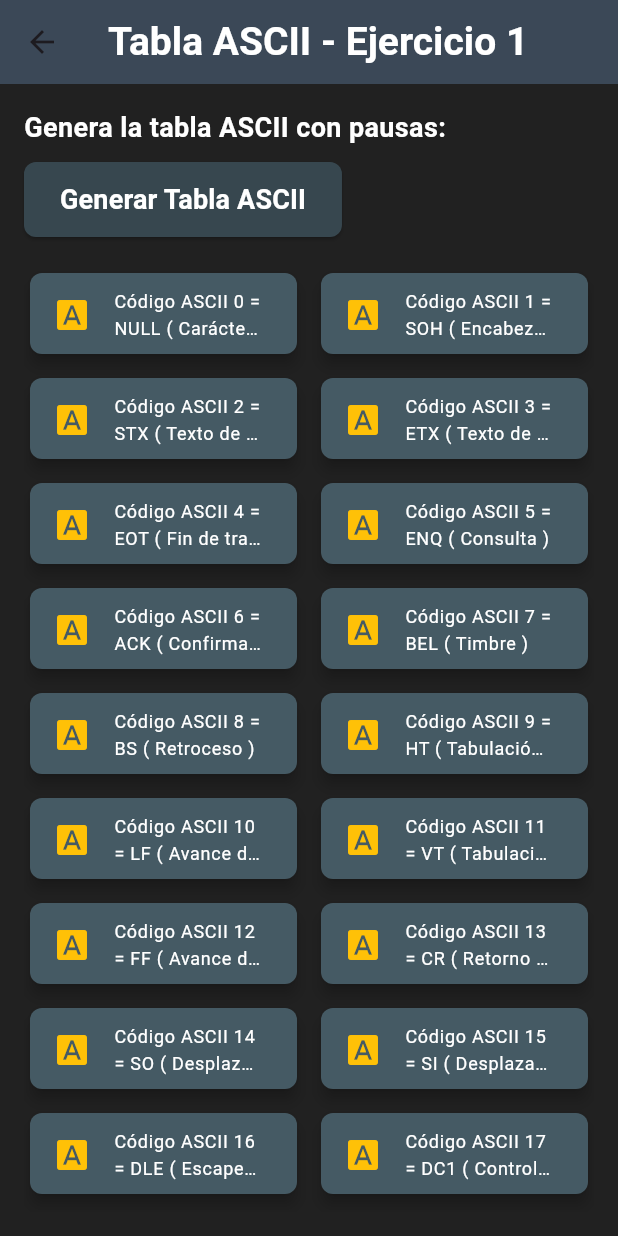
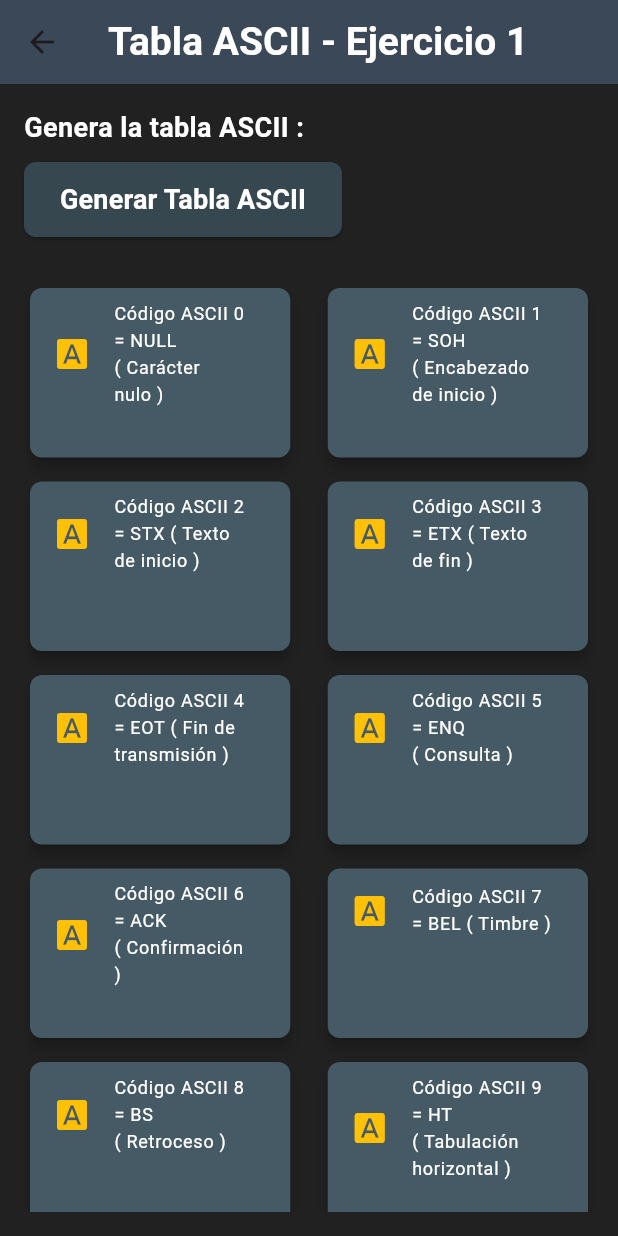
Before and after one commit to Alex-Trejo/Tarea_1.2_Moviles_Desarrollo_de_una_aplicaci-n_m-vil_de_controles_b-sicos, a Flutter app: the Ejercicio1Page screen opened directly, after a tap on "Generar Tabla ASCII", on a phone screen of 412 x 824 dp. Run offline on Flutter 3.47's test engine with Material 3 defaults, Android fonts, the phone set to English and light mode, and no system bars.

Commit message:
Ejercicio 1 v 1.0.1

```diff
--- a/tarea_moviles_controles_basicos/lib/logica/logica_ejercicio1_ascii.dart
+++ b/tarea_moviles_controles_basicos/lib/logica/logica_ejercicio1_ascii.dart
@@ -255,22 +255,20 @@ List<String> generarTablaASCIIConPausa() {
     254: "■ Cuadrado",
     255: "NBSP ( Espacio sin separación )",
 
-    // ... puedes seguir agregando los demás códigos aquí
+
   };
 
   for (int n = 0; n <= 255; n++) {
     if (asciiMap.containsKey(n)) {
-      // Agregar el código y su descripción
+
       tablaASCII.add('Código ASCII $n = ${asciiMap[n]}');
     } else {
-      // Si no tiene descripción en el mapa, agregar solo el valor
+
       tablaASCII.add('Código ASCII $n = ${String.fromCharCode(n)}');
     }
 
-    // Verificar si es necesario pausar después de cada 23 caracteres
-    if (n % 23 == 0 && n != 0) {
-      tablaASCII.add('Pausa'); // Indicador para pausar
-    }
+
+
   }
 
   return tablaASCII;
--- a/tarea_moviles_controles_basicos/lib/pages/ejercicio_1_page.dart
+++ b/tarea_moviles_controles_basicos/lib/pages/ejercicio_1_page.dart
@@ -62,7 +62,7 @@ class _Ejercicio1PageState extends State<Ejercicio1Page> {
           crossAxisAlignment: CrossAxisAlignment.start,
           children: [
             const Text(
-              'Genera la tabla ASCII con pausas:',
+              'Genera la tabla ASCII :',
               style: TextStyle(
                 fontSize: 18,
                 fontWeight: FontWeight.bold,
@@ -88,7 +88,7 @@ class _Ejercicio1PageState extends State<Ejercicio1Page> {
                 ),
               ),
             ),
-            const SizedBox(height: 20),
+            const SizedBox(height: 30),
             _isLoading
                 ? const Center(child: CircularProgressIndicator()) // Mostrar carga mientras se genera
                 : _errorMessage.isNotEmpty
@@ -106,9 +106,9 @@ class _Ejercicio1PageState extends State<Ejercicio1Page> {
                         child: GridView.builder(
                           gridDelegate: const SliverGridDelegateWithFixedCrossAxisCount(
                             crossAxisCount: 2, // Mostrar en dos columnas
-                            crossAxisSpacing: 8.0,
+                            crossAxisSpacing: 17.0,
                             mainAxisSpacing: 8.0,
-                            childAspectRatio: 3, // Ajustar la relación de aspecto para una mejor visualización
+                            childAspectRatio: 1.5, // Ajustar la relación de aspecto para una mejor visualización
                           ),
                           itemCount: _tablaASCII.length,
                           itemBuilder: (context, index) {
@@ -125,7 +125,7 @@ class _Ejercicio1PageState extends State<Ejercicio1Page> {
                                   item,
                                   style: const TextStyle(color: Colors.white, fontSize: 12), // Reducir tamaño del texto
                                   overflow: TextOverflow.ellipsis, // Evitar corte de texto
-                                  maxLines: 2, // Limitar a dos líneas de texto
+                                  maxLines: 7, // Limitar a dos líneas de texto
                                 ),
                               ),
                             );
```
